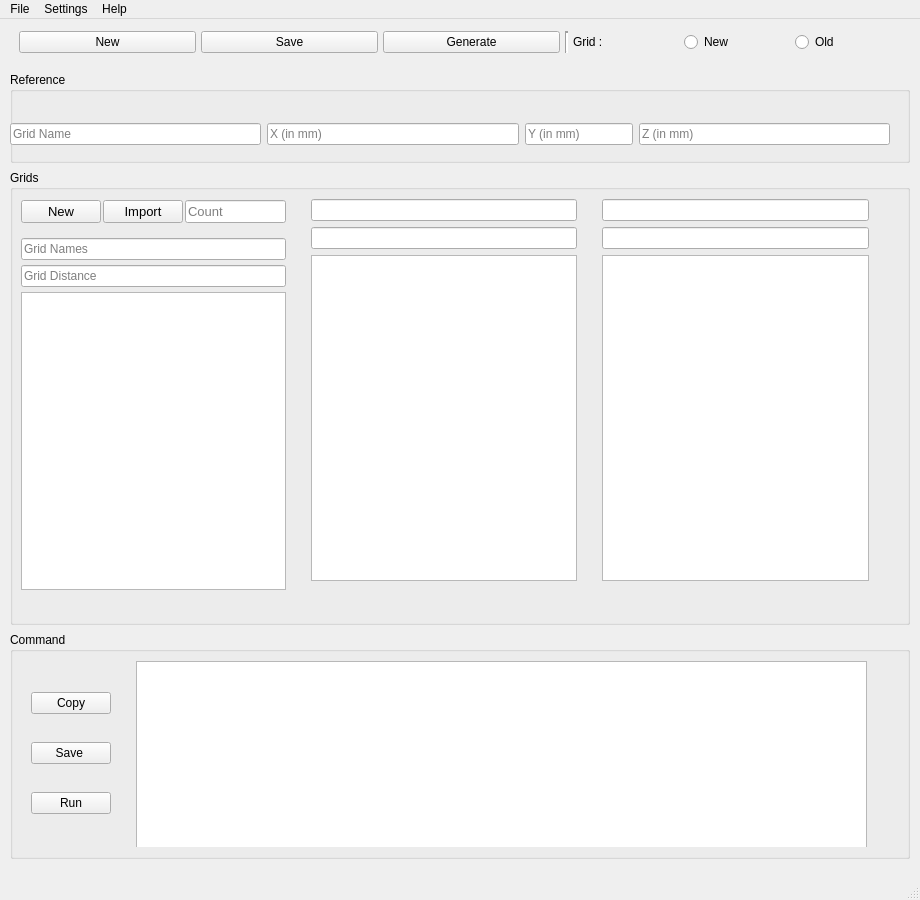
vsharma2430/E3D_grid, file ui/mainWin.ui: the form before one commit.
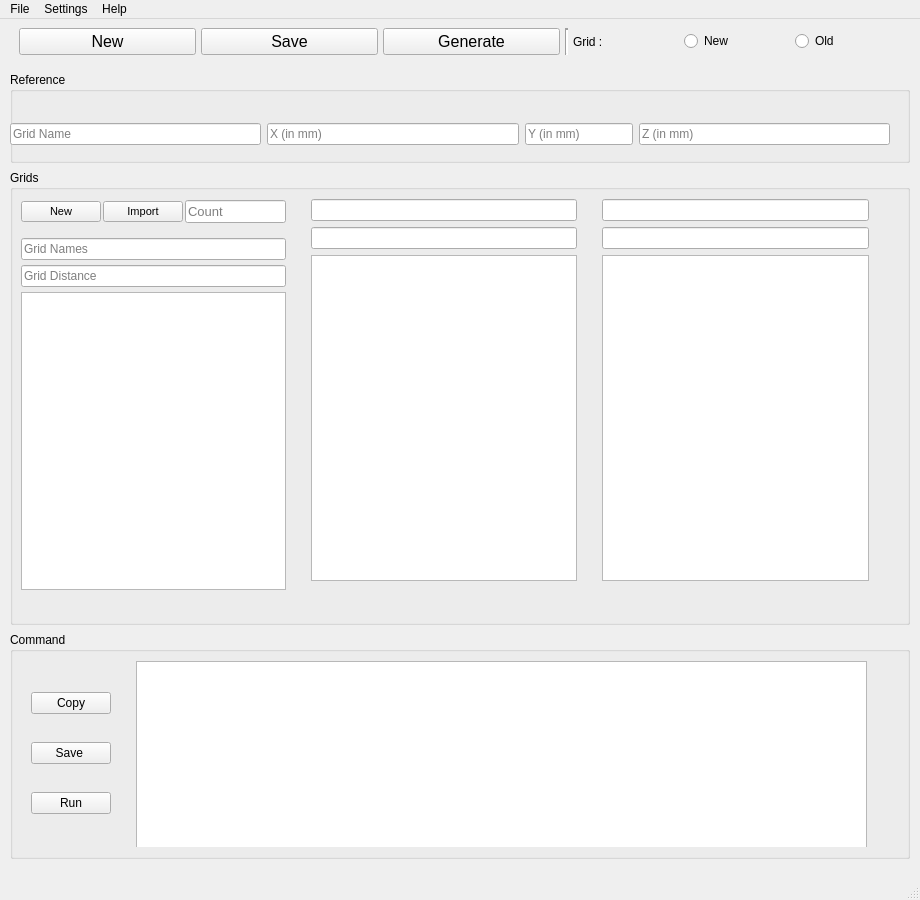
The form after the commit.

Commit message: Table widget started

What changed in the file:
```diff
--- a/ui/mainWin.ui
+++ b/ui/mainWin.ui
@@ -38,6 +38,11 @@
         </property>
         <item alignment="Qt::AlignVCenter">
          <widget class="QPushButton" name="pushButton_4">
+          <property name="font">
+           <font>
+            <pointsize>12</pointsize>
+           </font>
+          </property>
           <property name="text">
            <string>New</string>
           </property>
@@ -45,6 +50,11 @@
         </item>
         <item>
          <widget class="QPushButton" name="pushButton_3">
+          <property name="font">
+           <font>
+            <pointsize>12</pointsize>
+           </font>
+          </property>
           <property name="text">
            <string>Save</string>
           </property>
@@ -52,6 +62,11 @@
         </item>
         <item>
          <widget class="QPushButton" name="pushButton_6">
+          <property name="font">
+           <font>
+            <pointsize>12</pointsize>
+           </font>
+          </property>
           <property name="text">
            <string>Generate</string>
           </property>
@@ -196,7 +211,7 @@
                 <widget class="QPushButton" name="pushButton_import_X">
                  <property name="font">
                   <font>
-                   <pointsize>10</pointsize>
+                   <pointsize>8</pointsize>
                   </font>
                  </property>
                  <property name="text">
@@ -208,7 +223,7 @@
                 <widget class="QPushButton" name="pushButton_new_X">
                  <property name="font">
                   <font>
-                   <pointsize>10</pointsize>
+                   <pointsize>8</pointsize>
                   </font>
                  </property>
                  <property name="text">
```
Left out of the diff: 6 changed lines with no effect on the pictures. The commit also changes 2 other files.
